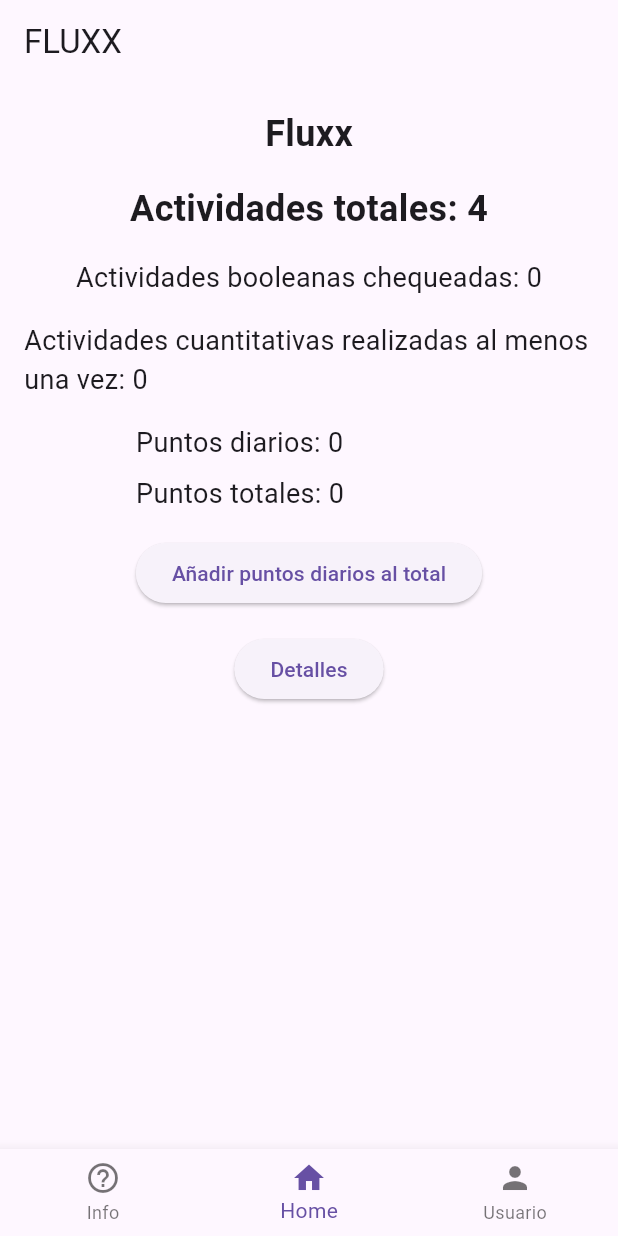
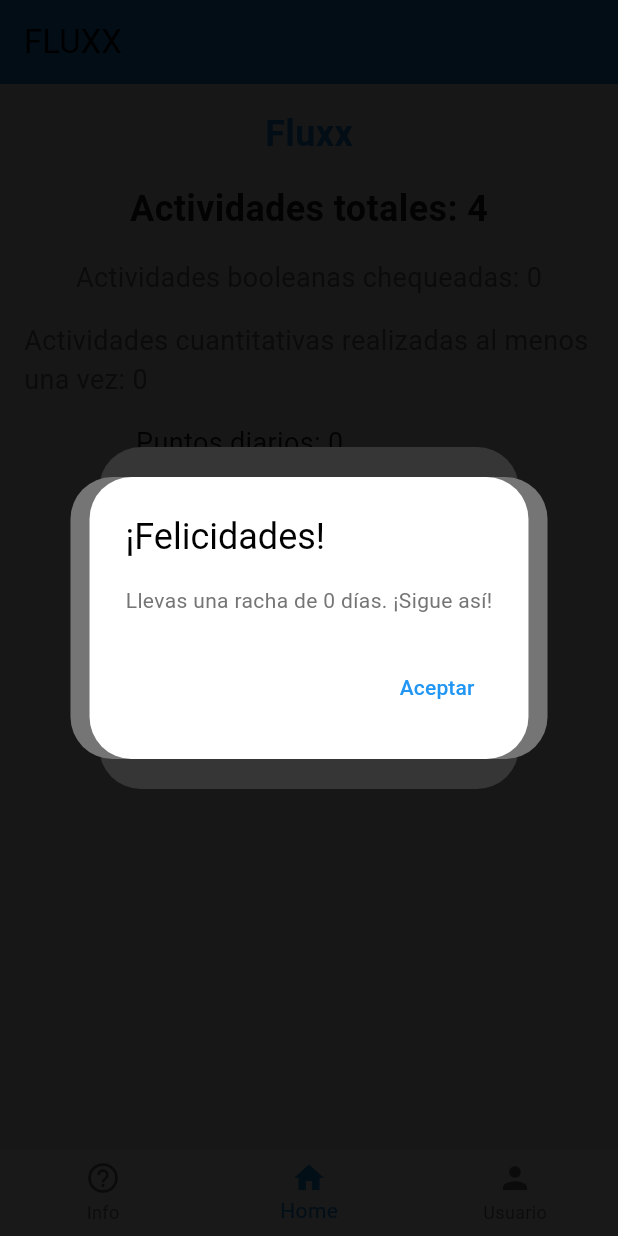
Before and after one commit to jfvenegass/Fluxx, a Flutter app: the screen it shows after launch, after a tap on "Iniciar Sesión", on a phone screen of 412 x 824 dp. Run offline on Flutter 3.47's test engine with Material 3 defaults, Android fonts, the phone set to English and light mode, and no system bars; our stand-ins replace get.

Commit message:
agregue info en usuario, falta mejor lo de la racha

```diff
--- /dev/null
+++ b/lib/colors.dart
@@ -0,0 +1,7 @@
+import 'package:flutter/material.dart';
+
+const Color primaryColor = Color(0xFF1E88E5); // Azul
+const Color accentColor = Color(0xFFD32F2F); // Rojo
+const Color backgroundColor = Color(0xFFF5F5F5); // Gris claro
+const Color textColor = Color(0xFF212121); // Negro
+const Color secondaryTextColor = Color(0xFF757575); // Gris oscuro
--- /dev/null
+++ b/lib/controllers/daily_bonus.dart
@@ -0,0 +1,22 @@
+// lib/controllers/daily_bonus.dart
+class DailyBonus {
+  int streak;
+  int experiencePoints;
+  int virtualCoins;
+  bool doubled;
+
+  DailyBonus({
+    required this.streak,
+    required this.experiencePoints,
+    required this.virtualCoins,
+    this.doubled = false,
+  });
+
+  void doubleRewards() {
+    if (!doubled) {
+      experiencePoints *= 2;
+      virtualCoins *= 2;
+      doubled = true;
+    }
+  }
+}
--- /dev/null
+++ b/lib/controllers/user.dart
@@ -0,0 +1,36 @@
+import 'package:app_movil/controllers/daily_bonus.dart';
+
+class User {
+  String name;
+  String email;
+  DateTime lastLogin;
+  int streak;
+  int totalPoints;
+  DailyBonus dailyBonus;
+  bool hasPremiumSubscription;
+
+  User({
+    required this.name,
+    required this.email,
+    required this.lastLogin,
+    required this.streak,
+    required this.totalPoints,
+    required this.dailyBonus,
+    this.hasPremiumSubscription = false,
+  });
+
+  bool purchaseDoubleBonus() {
+    // Implementa la lógica para la compra de doble bonificación
+    return true;
+  }
+
+  void updateStreak() {
+    DateTime now = DateTime.now();
+    if (now.difference(lastLogin).inDays == 1) {
+      streak += 1;
+    } else if (now.difference(lastLogin).inDays > 1) {
+      streak = 1;
+    }
+    lastLogin = now;
+  }
+}
--- a/lib/main.dart
+++ b/lib/main.dart
@@ -1,19 +1,32 @@
 import 'package:app_movil/controllers/activities_controller.dart';
+import 'package:app_movil/controllers/user.dart';
+import 'package:app_movil/controllers/daily_bonus.dart';
 import 'package:app_movil/pages/home_page.dart';
 import 'package:app_movil/pages/activities_details.dart';
 import 'package:app_movil/pages/login.dart';
 import 'package:app_movil/pages/signup.dart';
-import 'package:app_movil/pages/user_info.dart';
+import 'package:app_movil/pages/user_info_screen.dart'; // Asegúrate de importar el archivo correcto
 import 'package:flutter/material.dart';
 import 'package:get/get.dart';
+import 'colors.dart'; // Importa los colores
 
 void main() async {
   // Inicializamos el controlador
   Get.put(ActivitiesController());
 
-  //Inicializamos Firebase
+  // Inicializamos el controlador de usuario
+  Get.put(User(
+    name: 'John Doe', // Añade el nombre del usuario
+    email: 'john.doe@example.com', // Añade el correo electrónico del usuario
+    lastLogin: DateTime.now(),
+    streak: 0,
+    totalPoints: 0, // Añade los puntos totales del usuario
+    dailyBonus: DailyBonus(streak: 0, experiencePoints: 0, virtualCoins: 0),
+  ));
+
+  // Inicializamos Firebase
   WidgetsFlutterBinding.ensureInitialized();
-  //await Firebase.initializeApp();
+  // await Firebase.initializeApp();
 
   runApp(const MyApp());
 }
@@ -23,17 +36,31 @@ class MyApp extends StatelessWidget {
 
   @override
   Widget build(BuildContext context) {
-    return MaterialApp(
+    return GetMaterialApp(
       title: 'Fluxx',
       theme: ThemeData(
         primarySwatch: Colors.blue,
+        primaryColor: primaryColor,
+        colorScheme: ColorScheme.fromSwatch().copyWith(secondary: accentColor),
+        scaffoldBackgroundColor: backgroundColor,
+        textTheme: TextTheme(
+          bodyLarge: TextStyle(color: textColor),
+          bodyMedium: TextStyle(color: secondaryTextColor),
+        ),
+        appBarTheme: AppBarTheme(
+          color: primaryColor,
+        ),
+        buttonTheme: ButtonThemeData(
+          buttonColor: accentColor,
+          textTheme: ButtonTextTheme.primary,
+        ),
       ),
       home: LoginScreen(), // Página inicial
       routes: {
         '/login': (context) => LoginScreen(),
         '/signup': (context) => SignUpScreen(),
-        '/home': (context) =>  const HomePage(),
-        '/user_info': (context) => const UserPage(),
+        '/home': (context) => const HomePage(),
+        '/user_info': (context) => const UserInfoScreen(), // Asegúrate de usar la clase correcta
         '/activities_details': (context) => const ActivitiesDetailsScreen(),
       },
     );
--- a/lib/pages/home_page.dart
+++ b/lib/pages/home_page.dart
@@ -5,6 +5,11 @@ import 'package:app_movil/controllers/activities_controller.dart';
 import 'activities_details.dart';
 import 'package:get/get.dart';
 import 'package:app_movil/pages/widgets/puntos.dart';
+import 'package:app_movil/controllers/user.dart'; // Importa el modelo de usuario
+import 'package:app_movil/controllers/user_service.dart'; // Importa el servicio de usuario
+import 'package:app_movil/pages/widgets/daily_bonus_screen.dart'; // Importa la pantalla de bonificación diaria
+import 'package:app_movil/colors.dart'; // Importa los colores
+import 'user_info_screen.dart'; // Importa la pantalla de información del usuario
 
 class HomePage extends StatefulWidget {
   const HomePage({super.key});
@@ -15,6 +20,30 @@ class HomePage extends StatefulWidget {
 
 class HomePageState extends State<HomePage> {
   int selectedIndex = 1; // Controlador de navegación, 1 es Home
+
+  @override
+  void initState() {
+    super.initState();
+    final User user = Get.find(); // Obtén el usuario actual
+    onUserLogin(user); // Actualiza la racha diaria del usuario
+    WidgetsBinding.instance.addPostFrameCallback((_) {
+      showDailyBonus(context, user.dailyBonus); // Muestra las recompensas diarias
+      if (!user.dailyBonus.doubled) {
+        offerDoubleBonus(context, user); // Ofrece la opción de doblar las recompensas
+      }
+      showStreakModal(context, user.streak); // Muestra el modal de racha
+    });
+  }
+
+  void onUserLogin(User user) {
+    user.updateStreak(); // Actualiza la racha diaria del usuario
+    updateDailyStreak(user); // Llama a la función para actualizar la racha diaria
+  }
+
+  void updateDailyStreak(User user) {
+    // Aquí puedes añadir la lógica para actualizar la racha diaria del usuario
+    // Por ejemplo, podrías guardar la racha en una base de datos o en preferencias compartidas
+  }
 
   void onItemTapped(int index) {
     setState(() {
@@ -29,8 +58,39 @@ class HomePageState extends State<HomePage> {
         // Ya estamos en Home, no hace nada
         break;
       case 2:
-        Navigator.pushNamed(context, '/user_info');
+        Navigator.push(
+          context,
+          MaterialPageRoute(builder: (context) => UserInfoScreen()),
+        );
         break;
+    }
+  }
+
+  void showStreakModal(BuildContext context, int streak) {
+    if (streak % 10 == 0) {
+      showDialog(
+        context: context,
+        builder: (BuildContext context) {
+          return AlertDialog(
+            title: Text('¡Felicidades!'),
+            content: Text('Llevas una racha de $streak días. ¡Sigue así!'),
+            actions: [
+              TextButton(
+                onPressed: () {
+                  Navigator.of(context).pop();
+                },
+                child: Text('Aceptar'),
+              ),
+            ],
+          );
+        },
+      );
+    } else {
+      ScaffoldMessenger.of(context).showSnackBar(
+        SnackBar(
+          content: Text('Tienes una racha de $streak días.'),
+        ),
+      );
     }
   }
 
@@ -53,6 +113,7 @@ class HomePageState extends State<HomePage> {
                 style: TextStyle(
                   fontSize: 24,
                   fontWeight: FontWeight.bold,
+                  color: primaryColor,
                 ),
               ),
               const SizedBox(height: 16.0),
@@ -61,6 +122,7 @@ class HomePageState extends State<HomePage> {
                 style: const TextStyle(
                   fontSize: 24,
                   fontWeight: FontWeight.bold,
+                  color: textColor,
                 ),
               )),
               const SizedBox(height: 16.0),
@@ -68,6 +130,7 @@ class HomePageState extends State<HomePage> {
                 'Actividades booleanas chequeadas: ${controller.checkedBooleanActivities}',
                 style: const TextStyle(
                   fontSize: 18,
+                  color: secondaryTextColor,
                 ),
               )),
               const SizedBox(height: 16.0),
@@ -75,6 +138,7 @@ class HomePageState extends State<HomePage> {
                 'Actividades cuantitativas realizadas al menos una vez: ${controller.completedQuantitativeActivities}',
                 style: const TextStyle(
                   fontSize: 18,
+                  color: secondaryTextColor,
                 ),
               )),
               const SizedBox(height: 16.0),
@@ -85,6 +149,7 @@ class HomePageState extends State<HomePage> {
                     'Puntos diarios: ${controller.dailyPoints}',
                     style: const TextStyle(
                       fontSize: 18,
+                      color: textColor,
                     ),
                   ),
                   const SizedBox(height: 8.0),
@@ -92,6 +157,7 @@ class HomePageState extends State<HomePage> {
                     'Puntos totales: ${controller.totalPoints}',
                     style: const TextStyle(
                       fontSize: 18,
+                      color: textColor,
                     ),
                   ),
                   const SizedBox(height: 16.0),
--- /dev/null
+++ b/lib/pages/widgets/daily_bonus_screen.dart
@@ -0,0 +1,61 @@
+import 'package:flutter/material.dart';
+import 'package:app_movil/controllers/daily_bonus.dart'; // Importa DailyBonus
+import 'package:app_movil/controllers/user.dart';
+
+void doubleDailyBonus(User user) {
+  user.dailyBonus.doubleRewards();
+}
+
+void showDailyBonus(BuildContext context, DailyBonus dailyBonus) {
+  showDialog(
+    context: context,
+    builder: (BuildContext context) {
+      return AlertDialog(
+        title: Text('¡Bonificación Diaria!'),
+        content: Column(
+          mainAxisSize: MainAxisSize.min,
+          children: [
+            Text('Has recibido:'),
+            Text('Puntos de experiencia: ${dailyBonus.experiencePoints}'),
+            Text('Monedas virtuales: ${dailyBonus.virtualCoins}'),
+          ],
+        ),
+        actions: [
+          TextButton(
+            onPressed: () {
+              Navigator.of(context).pop();
+            },
+            child: Text('Aceptar'),
+          ),
+        ],
+      );
+    },
+  );
+}
+
+void offerDoubleBonus(BuildContext context, User user) {
+  showDialog(
+    context: context,
+    builder: (BuildContext context) {
+      return AlertDialog(
+        title: Text('¡Doble Bonificación!'),
+        content: Text('¿Quieres doblar tus recompensas diarias?'),
+        actions: [
+          TextButton(
+            onPressed: () {
+              doubleDailyBonus(user);
+              Navigator.of(context).pop();
+            },
+            child: Text('Sí'),
+          ),
+          TextButton(
+            onPressed: () {
+              Navigator.of(context).pop();
+            },
+            child: Text('No'),
+          ),
+        ],
+      );
+    },
+  );
+}
```
Also changed, not shown: lib/controllers/auth_service.dart (added, +14 -0 lines), lib/controllers/bonus_calculator.dart (added, +15 -0 lines), lib/controllers/user_service.dart (added, +31 -0 lines), lib/pages/user_info_screen.dart (added, +60 -0 lines).
